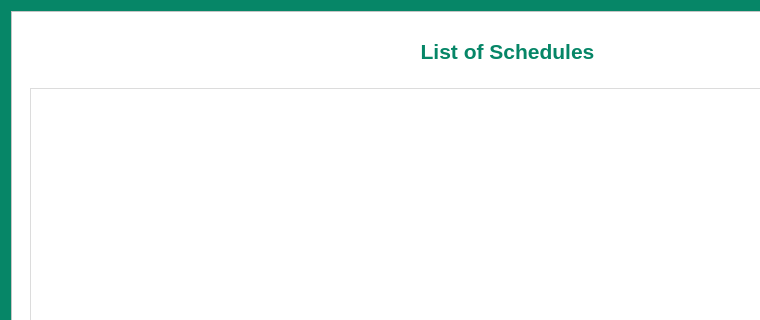
Before: the Qt Designer form src/gui/dialog/list_schedules_dialog.ui in HPE-Backup-and-Recovery-System/ResilioZ, drawn with Qt 5; both pictures show x 0 to 760 and y 0 to 320 of the 1015 by 636 pixel window.
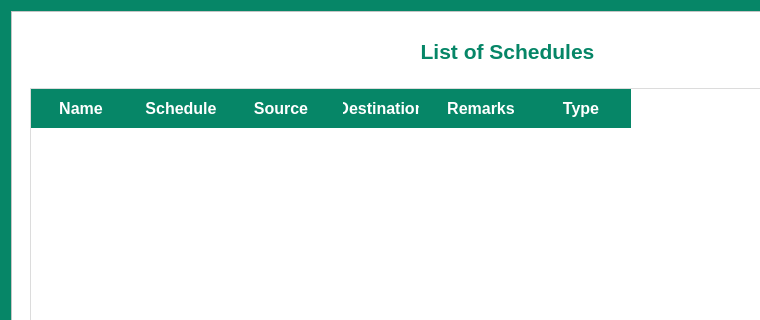
After: the same form once the commit is applied.

Patch:
```diff
--- a/src/gui/dialog/list_schedules_dialog.ui
+++ b/src/gui/dialog/list_schedules_dialog.ui
@@ -208,6 +208,36 @@
 }
 </string>
            </property>
+           <column>
+            <property name="text">
+             <string>Name</string>
+            </property>
+           </column>
+           <column>
+            <property name="text">
+             <string>Schedule</string>
+            </property>
+           </column>
+           <column>
+            <property name="text">
+             <string>Source</string>
+            </property>
+           </column>
+           <column>
+            <property name="text">
+             <string>Destination</string>
+            </property>
+           </column>
+           <column>
+            <property name="text">
+             <string>Remarks</string>
+            </property>
+           </column>
+           <column>
+            <property name="text">
+             <string>Type</string>
+            </property>
+           </column>
           </widget>
          </item>
          <item>
```
Left out of the diff: 2 changed lines with no effect on the pictures.
